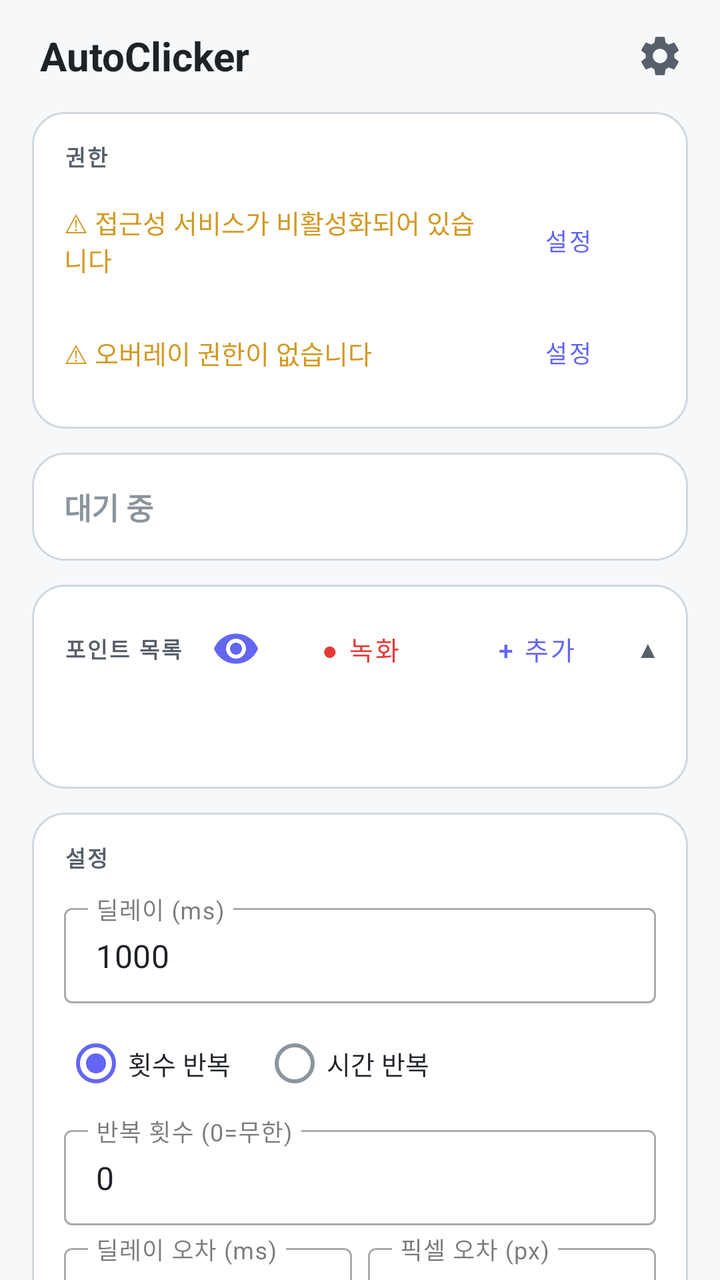
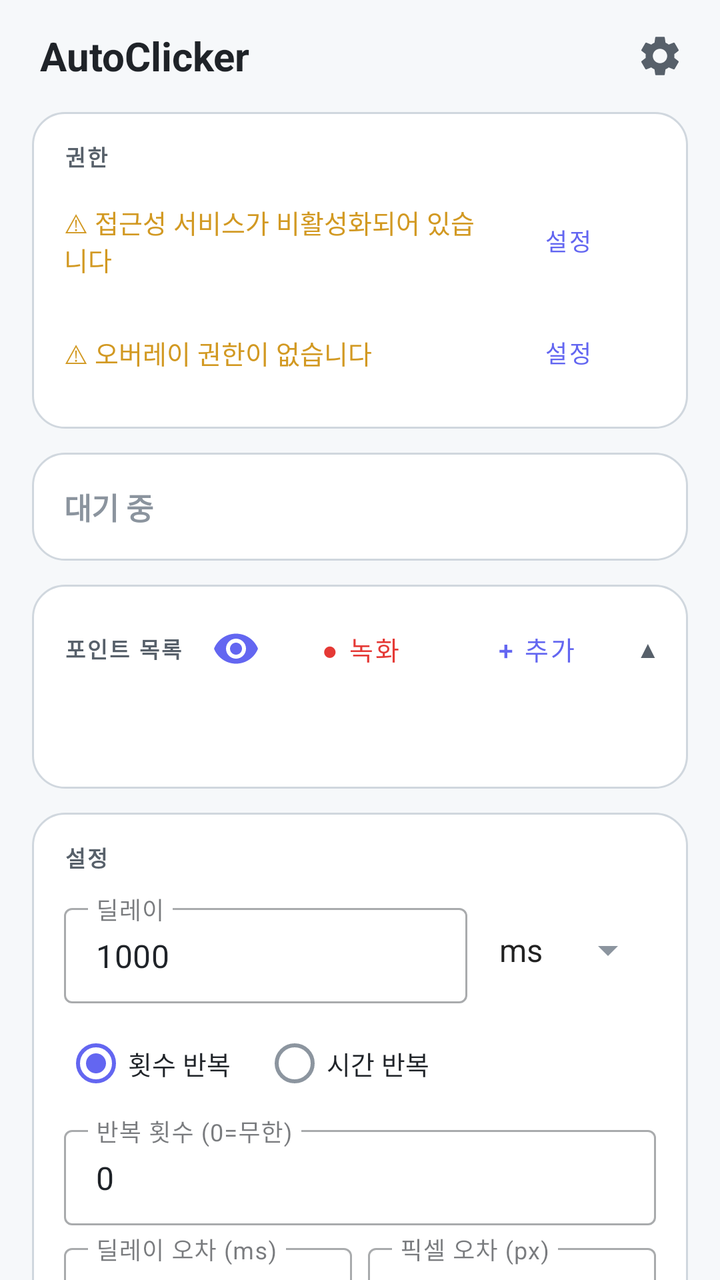

The first picture is an Android layout as it rendered before a commit; the second is the same layout after the commit. The layout source and the unified diff follow.
<!-- AndroidManifest.xml: application theme Theme.AutoClicker -->
<!-- res/layout/activity_main.xml -->
<?xml version="1.0" encoding="utf-8"?>
<LinearLayout xmlns:android="http://schemas.android.com/apk/res/android"
    xmlns:app="http://schemas.android.com/apk/res-auto"
    android:layout_width="match_parent"
    android:layout_height="match_parent"
    android:orientation="vertical"
    android:fitsSystemWindows="true"
    android:background="@color/bg_dark">

    
    <LinearLayout
        android:layout_width="match_parent"
        android:layout_height="56dp"
        android:orientation="horizontal"
        android:gravity="center_vertical"
        android:paddingStart="20dp"
        android:paddingEnd="8dp"
        android:background="@color/bg_dark">

        <TextView
            android:layout_width="0dp"
            android:layout_height="wrap_content"
            android:layout_weight="1"
            android:text="AutoClicker"
            android:textColor="@color/text_primary"
            android:textSize="20sp"
            android:fontFamily="sans-serif"
            android:textStyle="bold"
            android:shadowColor="@android:color/transparent"
            android:shadowDx="0"
            android:shadowDy="0"
            android:shadowRadius="0" />

        <ImageButton
            android:id="@+id/btnSettings"
            android:layout_width="44dp"
            android:layout_height="44dp"
            android:background="?attr/selectableItemBackgroundBorderless"
            android:src="@drawable/ic_settings"
            android:tint="@color/text_secondary"
            android:contentDescription="설정" />
    </LinearLayout>

    
    <androidx.core.widget.NestedScrollView
        android:layout_width="match_parent"
        android:layout_height="0dp"
        android:layout_weight="1"
        android:fillViewport="true">

        <LinearLayout
            android:layout_width="match_parent"
            android:layout_height="wrap_content"
            android:orientation="vertical"
            android:paddingStart="16dp"
            android:paddingEnd="16dp"
            android:paddingBottom="32dp">

            
            <LinearLayout
                android:layout_width="match_parent"
                android:layout_height="wrap_content"
                android:orientation="vertical"
                android:background="@drawable/bg_card"
                android:layout_marginBottom="12dp"
                android:paddingStart="16dp"
                android:paddingEnd="16dp"
                android:paddingTop="14dp"
                android:paddingBottom="14dp">

                <TextView
                    style="@style/SectionLabel"
                    android:layout_width="wrap_content"
                    android:layout_height="wrap_content"
                    android:text="권한"
                    android:layout_marginBottom="10dp" />

                
                <LinearLayout
                    android:layout_width="match_parent"
                    android:layout_height="wrap_content"
                    android:orientation="horizontal"
                    android:gravity="center_vertical"
                    android:layout_marginBottom="8dp">

                    <TextView
                        android:id="@+id/tvAccessibilityStatus"
                        android:layout_width="0dp"
                        android:layout_height="wrap_content"
                        android:layout_weight="1"
                        android:text="@string/status_accessibility_off"
                        android:textColor="@color/perm_warn"
                        android:textSize="13sp"
                        android:fontFamily="sans-serif"
                        android:shadowColor="@android:color/transparent"
                        android:shadowDx="0"
                        android:shadowDy="0"
                        android:shadowRadius="0" />

                    <Button
                        android:id="@+id/btnEnableAccessibility"
                        android:layout_width="wrap_content"
                        android:layout_height="wrap_content"
                        android:text="설정"
                        android:textSize="12sp"
                        android:paddingStart="12dp"
                        android:paddingEnd="12dp"
                        style="@style/Widget.MaterialComponents.Button.OutlinedButton" />
                </LinearLayout>

                
                <LinearLayout
                    android:layout_width="match_parent"
                    android:layout_height="wrap_content"
                    android:orientation="horizontal"
                    android:gravity="center_vertical">

                    <TextView
                        android:id="@+id/tvOverlayStatus"
                        android:layout_width="0dp"
                        android:layout_height="wrap_content"
                        android:layout_weight="1"
                        android:text="@string/status_overlay_off"
                        android:textColor="@color/perm_warn"
                        android:textSize="13sp"
                        android:fontFamily="sans-serif"
                        android:shadowColor="@android:color/transparent"
                        android:shadowDx="0"
                        android:shadowDy="0"
                        android:shadowRadius="0" />

                    <Button
                        android:id="@+id/btnEnableOverlay"
                        android:layout_width="wrap_content"
                        android:layout_height="wrap_content"
                        android:text="설정"
                        android:textSize="12sp"
                        android:paddingStart="12dp"
                        android:paddingEnd="12dp"
                        style="@style/Widget.MaterialComponents.Button.OutlinedButton" />
                </LinearLayout>
            </LinearLayout>

            
            <LinearLayout
                android:layout_width="match_parent"
                android:layout_height="wrap_content"
                android:orientation="horizontal"
                android:gravity="center_vertical"
                android:background="@drawable/bg_card"
                android:layout_marginBottom="12dp"
                android:paddingStart="16dp"
                android:paddingEnd="16dp"
                android:paddingTop="16dp"
                android:paddingBottom="16dp">

                <TextView
                    android:id="@+id/tvStatus"
                    android:layout_width="0dp"
                    android:layout_height="wrap_content"
                    android:layout_weight="1"
                    android:text="@string/status_idle"
                    android:textColor="@color/status_idle"
                    android:textSize="15sp"
                    android:fontFamily="sans-serif"
                    android:textStyle="bold"
                    android:shadowColor="@android:color/transparent"
                    android:shadowDx="0"
                    android:shadowDy="0"
                    android:shadowRadius="0" />

                <TextView
                    android:id="@+id/tvClickCount"
                    android:layout_width="wrap_content"
                    android:layout_height="wrap_content"
                    android:text="클릭 횟수: 0"
                    android:textColor="#FFFFFF"
                    android:textSize="15sp"
                    android:fontFamily="sans-serif"
                    android:textStyle="bold"
                    android:shadowColor="@android:color/transparent"
                    android:shadowDx="0"
                    android:shadowDy="0"
                    android:shadowRadius="0" />
            </LinearLayout>

            
            <LinearLayout
                android:layout_width="match_parent"
                android:layout_height="wrap_content"
                android:orientation="vertical"
                android:background="@drawable/bg_card"
                android:layout_marginBottom="12dp"
                android:paddingStart="16dp"
                android:paddingEnd="8dp"
                android:paddingTop="14dp"
                android:paddingBottom="8dp">

                
                <LinearLayout
                    android:id="@+id/headerPointList"
                    android:layout_width="match_parent"
                    android:layout_height="wrap_content"
                    android:orientation="horizontal"
                    android:gravity="center_vertical"
                    android:clickable="true"
                    android:focusable="true"
                    android:background="?attr/selectableItemBackground"
                    android:layout_marginBottom="4dp">

                    <TextView
                        style="@style/SectionLabel"
                        android:layout_width="0dp"
                        android:layout_height="wrap_content"
                        android:layout_weight="1"
                        android:text="포인트 목록" />

                    
                    <ImageButton
                        android:id="@+id/btnToggleOverlay"
                        android:layout_width="36dp"
                        android:layout_height="36dp"
                        android:background="?attr/selectableItemBackgroundBorderless"
                        android:src="@drawable/ic_eye"
                        android:tint="@color/primary"
                        android:contentDescription="좌표 오버레이 토글" />

                    <Button
                        android:id="@+id/btnRecordPoints"
                        android:layout_width="wrap_content"
                        android:layout_height="36dp"
                        android:text="● 녹화"
                        android:textSize="13sp"
                        android:textColor="#E53935"
                        android:paddingStart="12dp"
                        android:paddingEnd="12dp"
                        style="@style/Widget.MaterialComponents.Button.TextButton" />

                    <Button
                        android:id="@+id/btnAddPoint"
                        android:layout_width="wrap_content"
                        android:layout_height="36dp"
                        android:text="+ 추가"
                        android:textSize="13sp"
                        android:textColor="@color/primary"
                        android:paddingStart="12dp"
                        android:paddingEnd="12dp"
                        style="@style/Widget.MaterialComponents.Button.TextButton" />

                    
                    <TextView
                        android:id="@+id/tvPointListChevron"
                        android:layout_width="24dp"
                        android:layout_height="24dp"
                        android:gravity="center"
                        android:text="▲"
                        android:textColor="@color/text_secondary"
                        android:textSize="12sp" />
                </LinearLayout>

                
                <LinearLayout
                    android:id="@+id/layoutPointListBody"
                    android:layout_width="match_parent"
                    android:layout_height="wrap_content"
                    android:orientation="vertical">

                    <androidx.recyclerview.widget.RecyclerView
                        android:id="@+id/rvPoints"
                        android:layout_width="match_parent"
                        android:layout_height="wrap_content"
                        android:nestedScrollingEnabled="false"
                        android:minHeight="40dp" />

                </LinearLayout>
            </LinearLayout>

            
            <LinearLayout
                android:layout_width="match_parent"
                android:layout_height="wrap_content"
                android:orientation="vertical"
                android:background="@drawable/bg_card"
                android:layout_marginBottom="12dp"
                android:paddingStart="16dp"
                android:paddingEnd="16dp"
                android:paddingTop="14dp"
                android:paddingBottom="16dp">

                <TextView
                    style="@style/SectionLabel"
                    android:layout_width="wrap_content"
                    android:layout_height="wrap_content"
                    android:text="설정"
                    android:layout_marginBottom="12dp" />

                
                <LinearLayout
                    android:layout_width="match_parent"
                    android:layout_height="wrap_content"
                    android:orientation="horizontal"
                    android:layout_marginBottom="6dp">

                    <com.google.android.material.textfield.TextInputLayout
                        android:layout_width="match_parent"
                        android:layout_height="wrap_content"
                        android:hint="딜레이 (ms)"
                        style="@style/Widget.MaterialComponents.TextInputLayout.OutlinedBox.Dense">
                        <com.google.android.material.textfield.TextInputEditText
                            android:id="@+id/etDelay"
                            android:layout_width="match_parent"
                            android:layout_height="wrap_content"
                            android:inputType="number"
                            android:text="1000"
                            android:textColor="@color/text_primary" />
                    </com.google.android.material.textfield.TextInputLayout>
                </LinearLayout>

                
                <LinearLayout
                    android:layout_width="match_parent"
                    android:layout_height="wrap_content"
                    android:orientation="vertical"
                    android:layout_marginBottom="6dp">

                    <RadioGroup
                        android:id="@+id/rgRepeatMode"
                        android:layout_width="match_parent"
                        android:layout_height="wrap_content"
                        android:orientation="horizontal"
                        android:layout_marginBottom="4dp">

                        <RadioButton
                            android:id="@+id/rbRepeatCount"
                            android:layout_width="wrap_content"
                            android:layout_height="wrap_content"
                            android:text="횟수 반복"
                            android:textColor="@color/text_primary"
                            android:textSize="13sp"
                            android:checked="true"
                            android:layout_marginEnd="16dp" />

                        <RadioButton
                            android:id="@+id/rbRepeatTime"
                            android:layout_width="wrap_content"
                            android:layout_height="wrap_content"
                            android:text="시간 반복"
                            android:textColor="@color/text_primary"
                            android:textSize="13sp" />
                    </RadioGroup>

                    
                    <LinearLayout
                        android:id="@+id/layoutRepeatCount"
                        android:layout_width="match_parent"
                        android:layout_height="wrap_content"
                        android:orientation="horizontal">

                        <com.google.android.material.textfield.TextInputLayout
                            android:layout_width="match_parent"
                            android:layout_height="wrap_content"
                            android:hint="반복 횟수 (0=무한)"
                            style="@style/Widget.MaterialComponents.TextInputLayout.OutlinedBox.Dense">
                            <com.google.android.material.textfield.TextInputEditText
                                android:id="@+id/etRepeat"
                                android:layout_width="match_parent"
                                android:layout_height="wrap_content"
                                android:inputType="number"
                                android:text="0"
                                android:textColor="@color/text_primary" />
                        </com.google.android.material.textfield.TextInputLayout>
                    </LinearLayout>

                    
                    <LinearLayout
                        android:id="@+id/layoutRepeatDuration"
                        android:layout_width="match_parent"
                        android:layout_height="wrap_content"
                        android:orientation="horizontal"
                        android:visibility="gone">

                        <com.google.android.material.textfield.TextInputLayout
                            android:layout_width="0dp"
                            android:layout_height="wrap_content"
                            android:layout_weight="1"
                            android:layout_marginEnd="8dp"
                            android:hint="시간 값"
                            style="@style/Widget.MaterialComponents.TextInputLayout.OutlinedBox.Dense">
                            <com.google.android.material.textfield.TextInputEditText
                                android:id="@+id/etRepeatDuration"
                                android:layout_width="match_parent"
                                android:layout_height="wrap_content"
                                android:inputType="number"
                                android:text="1"
                                android:textColor="@color/text_primary" />
                        </com.google.android.material.textfield.TextInputLayout>

                        <RadioGroup
                            android:id="@+id/rgRepeatUnit"
                            android:layout_width="0dp"
                            android:layout_height="wrap_content"
                            android:layout_weight="1"
                            android:orientation="horizontal"
                            android:layout_gravity="center_vertical">

                            <RadioButton
                                android:id="@+id/rbUnitSec"
                                android:layout_width="wrap_content"
                                android:layout_height="wrap_content"
                                android:text="초"
                                android:textColor="@color/text_primary"
                                android:textSize="13sp"
                                android:checked="true" />

                            <RadioButton
                                android:id="@+id/rbUnitMin"
                                android:layout_width="wrap_content"
                                android:layout_height="wrap_content"
                                android:text="분"
                                android:textColor="@color/text_primary"
                                android:textSize="13sp" />

                            <RadioButton
                                android:id="@+id/rbUnitHour"
                                android:layout_width="wrap_content"
                                android:layout_height="wrap_content"
                                android:text="시"
                                android:textColor="@color/text_primary"
                                android:textSize="13sp" />
                        </RadioGroup>
                    </LinearLayout>
                </LinearLayout>

                
                <LinearLayout
                    android:layout_width="match_parent"
                    android:layout_height="wrap_content"
                    android:orientation="horizontal"
                    android:layout_marginBottom="10dp">

                    <com.google.android.material.textfield.TextInputLayout
                        android:layout_width="0dp"
                        android:layout_height="wrap_content"
                        android:layout_weight="1"
                        android:layout_marginEnd="8dp"
                        android:hint="딜레이 오차 (ms)"
                        style="@style/Widget.MaterialComponents.TextInputLayout.OutlinedBox.Dense">
                        <com.google.android.material.textfield.TextInputEditText
                            android:id="@+id/etVariance"
                            android:layout_width="match_parent"
                            android:layout_height="wrap_content"
                            android:inputType="number"
                            android:text="0"
                            android:textColor="@color/text_primary" />
                    </com.google.android.material.textfield.TextInputLayout>

                    <com.google.android.material.textfield.TextInputLayout
                        android:layout_width="0dp"
                        android:layout_height="wrap_content"
                        android:layout_weight="1"
                        android:hint="픽셀 오차 (px)"
                        style="@style/Widget.MaterialComponents.TextInputLayout.OutlinedBox.Dense">
                        <com.google.android.material.textfield.TextInputEditText
                            android:id="@+id/etCoordVariance"
                            android:layout_width="match_parent"
                            android:layout_height="wrap_content"
                            android:inputType="number"
                            android:text="0"
                            android:textColor="@color/text_primary" />
                    </com.google.android.material.textfield.TextInputLayout>

                </LinearLayout>

                
                <LinearLayout
                    android:layout_width="match_parent"
                    android:layout_height="wrap_content"
                    android:orientation="horizontal"
                    android:layout_marginBottom="6dp">

                    <Button
                        android:id="@+id/btnApplyDelayToAll"
                        android:layout_width="0dp"
                        android:layout_weight="1"
                        android:layout_height="wrap_content"
                        android:text="딜레이 전체 적용"
                        android:textSize="11sp"
                        android:paddingStart="4dp"
                        android:paddingEnd="4dp"
                        android:layout_marginEnd="6dp"
                        style="@style/Widget.MaterialComponents.Button.OutlinedButton" />

                    <Button
                        android:id="@+id/btnApplyVarianceToAll"
                        android:layout_width="0dp"
                        android:layout_weight="1"
                        android:layout_height="wrap_content"
                        android:text="오차 전체 적용"
                        android:textSize="11sp"
                        android:paddingStart="4dp"
                        android:paddingEnd="4dp"
                        style="@style/Widget.MaterialComponents.Button.OutlinedButton" />
                </LinearLayout>

                
                <LinearLayout
                    android:layout_width="match_parent"
                    android:layout_height="wrap_content"
                    android:orientation="horizontal"
                    android:layout_marginBottom="10dp">

                    <Button
                        android:id="@+id/btnApplyCoordVarianceToAll"
                        android:layout_width="0dp"
                        android:layout_weight="1"
                        android:layout_height="wrap_content"
                        android:text="픽셀오차 전체 적용"
                        android:textSize="11sp"
                        android:paddingStart="4dp"
                        android:paddingEnd="4dp"
                        android:layout_marginEnd="6dp"
                        style="@style/Widget.MaterialComponents.Button.OutlinedButton" />

                    <Button
                        android:id="@+id/btnApplyRepeat"
                        android:layout_width="0dp"
                        android:layout_weight="1"
                        android:layout_height="wrap_content"
                        android:text="반복 적용"
                        android:textSize="11sp"
                        android:paddingStart="4dp"
                        android:paddingEnd="4dp"
                        style="@style/Widget.MaterialComponents.Button.OutlinedButton" />
                </LinearLayout>


            </LinearLayout>

            
            <LinearLayout
                android:layout_width="match_parent"
                android:layout_height="wrap_content"
                android:orientation="horizontal"
                android:gravity="center">

                <LinearLayout
                    android:id="@+id/btnProfileManager"
                    android:layout_width="0dp"
                    android:layout_height="64dp"
                    android:layout_weight="1"
                    android:orientation="vertical"
                    android:gravity="center"
                    android:background="?attr/selectableItemBackground"
                    android:clickable="true"
                    android:focusable="true">

                    <ImageView
                        android:layout_width="24dp"
                        android:layout_height="24dp"
                        android:src="@drawable/ic_profile"
                        android:tint="@color/text_secondary"
                        android:layout_marginBottom="4dp" />
                    <TextView
                        android:layout_width="wrap_content"
                        android:layout_height="wrap_content"
                        android:text="프로필"
                        android:textColor="@color/text_secondary"
                        android:textSize="11sp" />
                </LinearLayout>

                <LinearLayout
                    android:id="@+id/btnStats"
                    android:layout_width="0dp"
                    android:layout_height="64dp"
                    android:layout_weight="1"
                    android:orientation="vertical"
                    android:gravity="center"
                    android:background="?attr/selectableItemBackground"
                    android:clickable="true"
                    android:focusable="true">

                    <ImageView
                        android:layout_width="24dp"
                        android:layout_height="24dp"
                        android:src="@drawable/ic_stats"
                        android:tint="@color/text_secondary"
                        android:layout_marginBottom="4dp" />
                    <TextView
                        android:layout_width="wrap_content"
                        android:layout_height="wrap_content"
                        android:text="통계"
                        android:textColor="@color/text_secondary"
                        android:textSize="11sp" />
                </LinearLayout>

            </LinearLayout>

        </LinearLayout>
    </androidx.core.widget.NestedScrollView>

</LinearLayout>
<!-- resources referenced by this layout -->
<resources>
  <color name="bg_dark">#F6F8FA</color>
  <color name="perm_warn">#D29922</color>
  <color name="primary">#6366F1</color>
  <color name="status_idle">#8B949E</color>
  <color name="text_primary">#1F2328</color>
  <color name="text_secondary">#57606A</color>
  <!-- drawable bg_card (drawable) -->
  <?xml version="1.0" encoding="utf-8"?>
  <shape xmlns:android="http://schemas.android.com/apk/res/android"
      android:shape="rectangle">
      <solid android:color="@color/surface" />
      <corners android:radius="16dp" />
      <stroke android:width="1dp" android:color="@color/divider" />
  </shape>
  <!-- drawable ic_eye (drawable) -->
  <?xml version="1.0" encoding="utf-8"?>
  <vector xmlns:android="http://schemas.android.com/apk/res/android"
      android:width="24dp"
      android:height="24dp"
      android:viewportWidth="24"
      android:viewportHeight="24">
      <path
          android:fillColor="#FFFFFF"
          android:pathData="M12,4.5C7,4.5 2.73,7.61 1,12c1.73,4.39 6,7.5 11,7.5s9.27,-3.11 11,-7.5C21.27,7.61 17,4.5 12,4.5zM12,17c-2.76,0 -5,-2.24 -5,-5s2.24,-5 5,-5 5,2.24 5,5 -2.24,5 -5,5zM12,9c-1.66,0 -3,1.34 -3,3s1.34,3 3,3 3,-1.34 3,-3 -1.34,-3 -3,-3z" />
  </vector>
  <!-- drawable ic_profile (drawable) -->
  <?xml version="1.0" encoding="utf-8"?>
  <vector xmlns:android="http://schemas.android.com/apk/res/android"
      android:width="24dp"
      android:height="24dp"
      android:viewportWidth="24"
      android:viewportHeight="24">
      <path
          android:fillColor="#FFFFFF"
          android:pathData="M19,3H5C3.9,3 3,3.9 3,5v14c0,1.1 0.9,2 2,2h14c1.1,0 2,-0.9 2,-2V5C21,3.9 20.1,3 19,3zM17,11h-4v4h-2v-4H7V9h4V5h2v4h4V11z" />
  </vector>
  <!-- drawable ic_stats (drawable) -->
  <?xml version="1.0" encoding="utf-8"?>
  <vector xmlns:android="http://schemas.android.com/apk/res/android"
      android:width="24dp"
      android:height="24dp"
      android:viewportWidth="24"
      android:viewportHeight="24">
      <path
          android:fillColor="#FFFFFF"
          android:pathData="M5,9.2h3V19H5zM10.6,5h2.8v14h-2.8zM16.2,13H19v6h-2.8z" />
  </vector>
  <string name="status_accessibility_off">⚠ 접근성 서비스가 비활성화되어 있습니다</string>
  <string name="status_idle">대기 중</string>
  <string name="status_overlay_off">⚠ 오버레이 권한이 없습니다</string>
  <style name="SectionLabel">
          <item name="android:textSize">11sp</item>
          <item name="android:textColor">@color/text_secondary</item>
          <item name="android:textAllCaps">true</item>
          <item name="android:letterSpacing">0.1</item>
          <item name="android:fontFamily">sans-serif</item>
          <item name="android:textStyle">bold</item>
          <item name="android:shadowColor">@android:color/transparent</item>
          <item name="android:shadowDx">0</item>
          <item name="android:shadowDy">0</item>
          <item name="android:shadowRadius">0</item>
      </style>
  <color name="surface">#FFFFFF</color>
  <color name="divider">#D0D7DE</color>
  <color name="primary_dark">#4F46E5</color>
  <color name="white">#FFFFFFFF</color>
  <color name="text_hint">#8C959F</color>
  <!-- unchanged entries left out for length: 2 -->
</resources>

<!-- the commit's change to res/layout/activity_main.xml (unified diff, before → after) -->
@@ -302,9 +302,10 @@
                     android:layout_marginBottom="6dp">
 
                     <com.google.android.material.textfield.TextInputLayout
-                        android:layout_width="match_parent"
-                        android:layout_height="wrap_content"
-                        android:hint="딜레이 (ms)"
+                        android:layout_width="0dp"
+                        android:layout_height="wrap_content"
+                        android:layout_weight="1"
+                        android:hint="딜레이"
                         style="@style/Widget.MaterialComponents.TextInputLayout.OutlinedBox.Dense">
                         <com.google.android.material.textfield.TextInputEditText
                             android:id="@+id/etDelay"
@@ -314,6 +315,15 @@
                             android:text="1000"
                             android:textColor="@color/text_primary" />
                     </com.google.android.material.textfield.TextInputLayout>
+
+                    <Spinner
+                        android:id="@+id/spDelayUnit"
+                        android:layout_width="wrap_content"
+                        android:layout_height="wrap_content"
+                        android:minWidth="76dp"
+                        android:layout_marginStart="8dp"
+                        android:layout_gravity="center_vertical"
+                        android:entries="@array/delay_unit_labels" />
                 </LinearLayout>
 
                 
<!-- resource entries referenced after the edit -->
@@ -1,5 +1,10 @@
 <!-- resources referenced by this layout -->
 <resources>
+  <string-array name="delay_unit_labels">
+          <item>ms</item>
+          <item>초</item>
+          <item>분</item>
+      </string-array>
   <color name="bg_dark">#F6F8FA</color>
   <color name="perm_warn">#D29922</color>
   <color name="primary">#6366F1</color>
